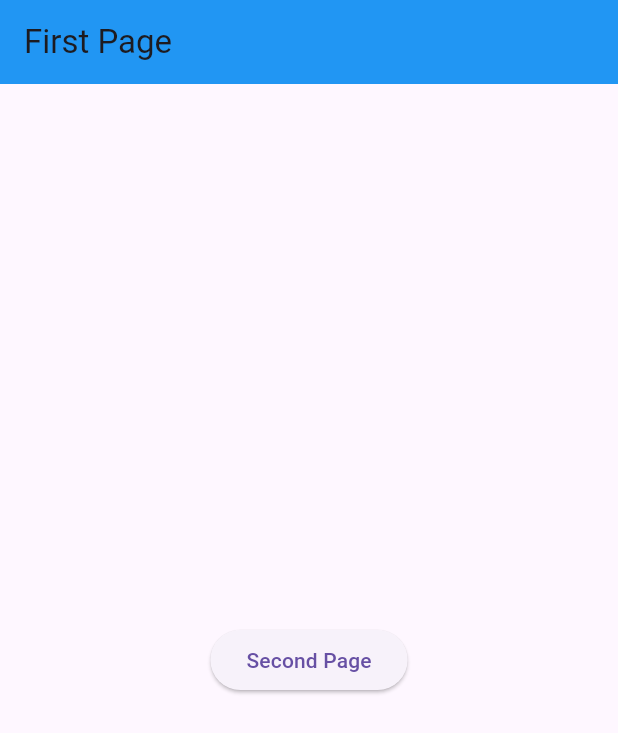
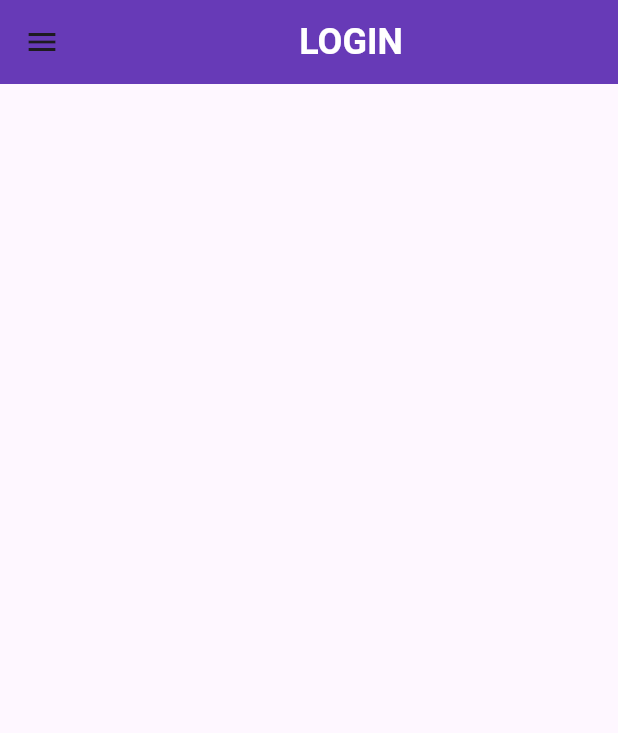
Before and after one commit to Pradeep1234566/App, a Flutter app: the screen it shows after launch, on a phone screen of 412 x 824 dp. Shown: the top 733 px of the screen. Run offline on Flutter 3.47's test engine with Material 3 defaults, Android fonts, the phone set to English and light mode, and no system bars.

Commit message:
Naviagation side bar

```diff
--- a/lib/main.dart
+++ b/lib/main.dart
@@ -1,7 +1,7 @@
 import 'package:flutter/material.dart';
 import 'package:trial/pages/first_page.dart';
-import 'package:trial/pages/second_page.dart';
-
+import 'package:trial/pages/home_page.dart';
+import 'package:trial/pages/settings_page.dart';
 void main() {
   runApp(const MyApp());
 }
@@ -15,7 +15,9 @@ class MyApp extends StatelessWidget {
         debugShowCheckedModeBanner: false,
         home: FirstPage(),
         routes: {
-          '/second_page': (context) => SecondPage(),
+          '/first_page': (context) => FirstPage(),
+          '/home_page': (context) => HomePage(),
+          '/settings_page': (context) => SettingsPage(),
         });
   }
 }
--- a/lib/pages/first_page.dart
+++ b/lib/pages/first_page.dart
@@ -1,5 +1,4 @@
 import 'package:flutter/material.dart';
-import 'package:trial/pages/second_page.dart';
 
 class FirstPage extends StatelessWidget {
   const FirstPage({super.key});
@@ -8,15 +7,56 @@ class FirstPage extends StatelessWidget {
   Widget build(BuildContext context) {
     return Scaffold(
       appBar: AppBar(
-        title: const Text('First Page'),
-        backgroundColor: Colors.blue,
+        title: Center(
+          child: Text(
+            'LOGIN',
+            style: TextStyle(
+              color: Colors.white,
+              fontSize: 24,
+              fontWeight: FontWeight.bold,
+            ),
+          ),
+        ),
+        backgroundColor: Colors.deepPurple[500],
       ),
-      body: Center(
-          child: ElevatedButton(
-              onPressed: () {
-                Navigator.pushNamed(context, '/second_page');
+      drawer: Drawer(
+        backgroundColor: Colors.deepPurple,
+        child: Column(
+          children: [
+            DrawerHeader(
+              child: Icon(Icons.favorite, size: 48),
+            ),
+            ListTile(
+              leading: Icon(
+                Icons.home,
+                color: Colors.white,
+              ),
+              title: Text(
+                'H O M E',
+                style: TextStyle(color: Colors.white),
+              ),
+              onTap: () {
+                Navigator.pop(context);
+                Navigator.pushNamed(context, '/home_page');
               },
-              child: Text("Second Page"))),
+            ),
+            ListTile(
+              leading: Icon(
+                Icons.settings,
+                color: Colors.white,
+              ),
+              title: Text(
+                'S E T T I N G S',
+                style: TextStyle(color: Colors.white),
+              ),
+              onTap: () {
+                Navigator.pop(context);
+                Navigator.pushNamed(context, '/settings_page');
+              },
+            ),
+          ],
+        ),
+      ),
     );
   }
 }
--- a/lib/pages/second_page.dart
+++ /dev/null
@@ -1,12 +0,0 @@
-import 'package:flutter/material.dart';
-
-class SecondPage extends StatelessWidget {
-  const SecondPage({super.key});
-
-  @override
-  Widget build(BuildContext context) {
-    return Scaffold(
-      appBar: AppBar(title: Text('Second Page')),
-    );
-  }
-}
```
Also changed, not shown: lib/pages/home_page.dart (added, +25 -0 lines), lib/pages/settings_page.dart (added, +27 -0 lines).
